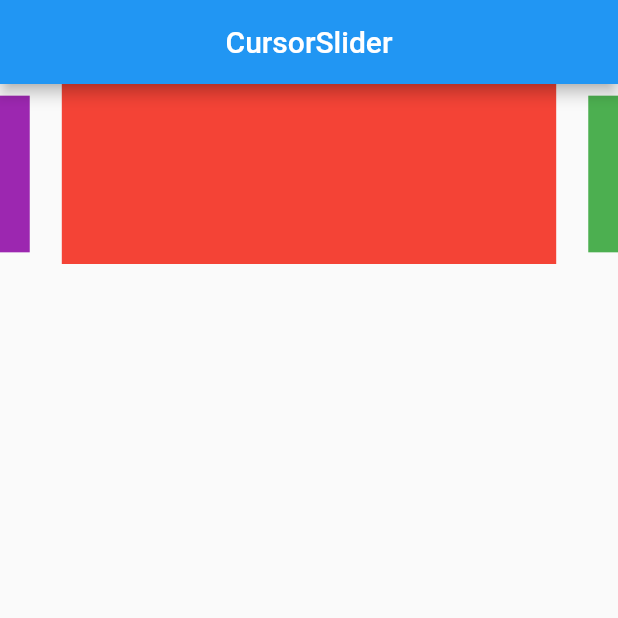
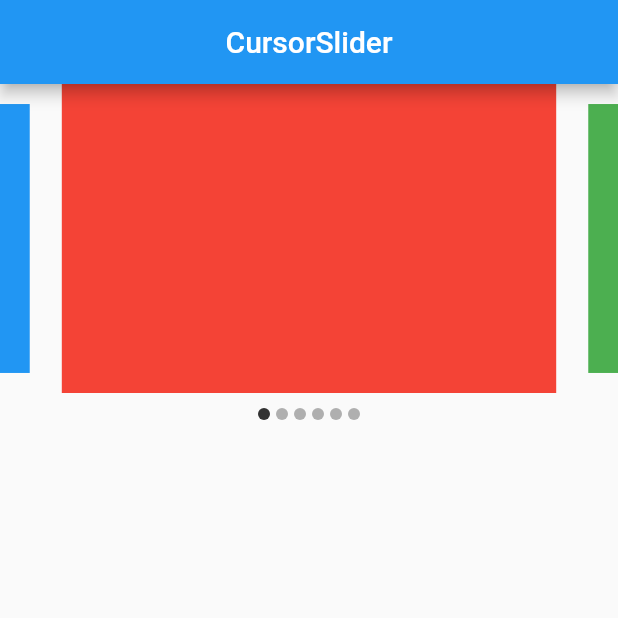
Before and after one commit to thetahmeed/Flutter, a Flutter app: the screen it shows after launch, on a phone screen of 412 x 824 dp, the top half of it. Run offline on Flutter 3.47's test engine with Material 2 defaults, Android fonts, the phone set to English and light mode, and no system bars; drawn by our look-alikes of carousel_slider; our stand-ins replace curved_navigation_bar, flutter_neumorphic, image_picker, liquid_swipe, rive, shared_preferences.

Commit message:
Cursor Slider (With Indicator)

```diff
--- a/seventeen/lib/pages/cursorslider.dart
+++ b/seventeen/lib/pages/cursorslider.dart
@@ -7,6 +7,17 @@ class CursorSliderPrac extends StatefulWidget {
 }
 
 class _CursorSliderPracState extends State<CursorSliderPrac> {
+  int _current = 0;
+
+  final List<String> imgList = [
+    'https://images.unsplash.com/photo-1520342868574-5fa3804e551c?ixlib=rb-0.3.5&ixid=eyJhcHBfaWQiOjEyMDd9&s=6ff92caffcdd63681a35134a6770ed3b&auto=format&fit=crop&w=1951&q=80',
+    'https://images.unsplash.com/photo-1522205408450-add114ad53fe?ixlib=rb-0.3.5&ixid=eyJhcHBfaWQiOjEyMDd9&s=368f45b0888aeb0b7b08e3a1084d3ede&auto=format&fit=crop&w=1950&q=80',
+    'https://images.unsplash.com/photo-1519125323398-675f0ddb6308?ixlib=rb-0.3.5&ixid=eyJhcHBfaWQiOjEyMDd9&s=94a1e718d89ca60a6337a6008341ca50&auto=format&fit=crop&w=1950&q=80',
+    'https://images.unsplash.com/photo-1523205771623-e0faa4d2813d?ixlib=rb-0.3.5&ixid=eyJhcHBfaWQiOjEyMDd9&s=89719a0d55dd05e2deae4120227e6efc&auto=format&fit=crop&w=1953&q=80',
+    'https://images.unsplash.com/photo-1508704019882-f9cf40e475b4?ixlib=rb-0.3.5&ixid=eyJhcHBfaWQiOjEyMDd9&s=8c6e5e3aba713b17aa1fe71ab4f0ae5b&auto=format&fit=crop&w=1352&q=80',
+    'https://images.unsplash.com/photo-1519985176271-adb1088fa94c?ixlib=rb-0.3.5&ixid=eyJhcHBfaWQiOjEyMDd9&s=a0c8d632e977f94e5d312d9893258f59&auto=format&fit=crop&w=1355&q=80'
+  ];
+
   @override
   Widget build(BuildContext context) {
     return Scaffold(
@@ -14,27 +25,43 @@ class _CursorSliderPracState extends State<CursorSliderPrac> {
         title: Text('CursorSlider'),
         centerTitle: true,
       ),
-      body: CarouselSlider(
-        options: CarouselOptions(
-          height: 120,
-          aspectRatio: 16 / 9,
-          viewportFraction: 0.8,
-          initialPage: 0,
-          enableInfiniteScroll: true,
-          reverse: false,
-          autoPlay: true,
-          autoPlayInterval: Duration(seconds: 3),
-          autoPlayAnimationDuration: Duration(milliseconds: 800),
-          autoPlayCurve: Curves.ease,
-          enlargeCenterPage: true,
-          scrollDirection: Axis.horizontal,
-        ),
-        items: [
-          Container(color: Colors.red),
-          Container(color: Colors.green),
-          Container(color: Colors.blue),
-          Container(color: Colors.pink),
-          Container(color: Colors.purple),
+      body: Column(
+        children: [
+          CarouselSlider(
+            items: [
+              Container(color: Colors.red),
+              Container(color: Colors.green),
+              Container(color: Colors.blue),
+            ],
+            options: CarouselOptions(
+                autoPlay: true,
+                enlargeCenterPage: true,
+                aspectRatio: 2.0,
+                onPageChanged: (index, reason) {
+                  setState(() {
+                    _current = index;
+                  });
+                }),
+          ),
+          Row(
+            mainAxisAlignment: MainAxisAlignment.center,
+            children: imgList.map(
+              (url) {
+                int index = imgList.indexOf(url);
+                return Container(
+                  width: 8.0,
+                  height: 8.0,
+                  margin: EdgeInsets.symmetric(vertical: 10.0, horizontal: 2.0),
+                  decoration: BoxDecoration(
+                    shape: BoxShape.circle,
+                    color: _current == index
+                        ? Color.fromRGBO(0, 0, 0, 0.8)
+                        : Color.fromRGBO(0, 0, 0, 0.3),
+                  ),
+                );
+              },
+            ).toList(),
+          ),
         ],
       ),
     );
```
